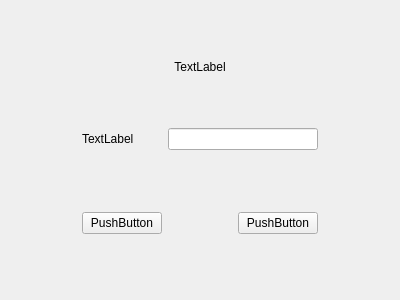
wruwami/TPCAM-M30, file AdminPWWidget.ui: the form before one commit.
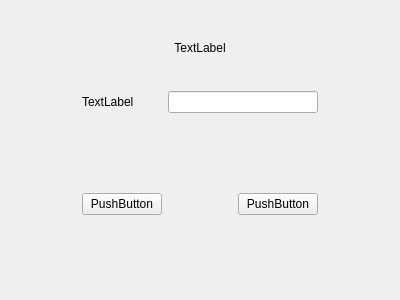
The form after the commit. Custom widgets are drawn as their Qt base class.

```diff
--- a/AdminPWWidget.ui
+++ b/AdminPWWidget.ui
@@ -15,7 +15,7 @@
   </property>
   <layout class="QGridLayout" name="gridLayout_2">
    <item row="0" column="0">
-    <layout class="QGridLayout" name="gridLayout" rowstretch="2,2,1,2,1" columnstretch="1,1,1,1,1">
+    <layout class="QGridLayout" name="gridLayout" rowstretch="2,2,2,2,2" columnstretch="1,1,1,1,1">
      <item row="0" column="0" colspan="5">
       <widget class="CustomLabel" name="label">
        <property name="text">
```
Left out of the diff: 2 changed lines with no effect on the pictures.
